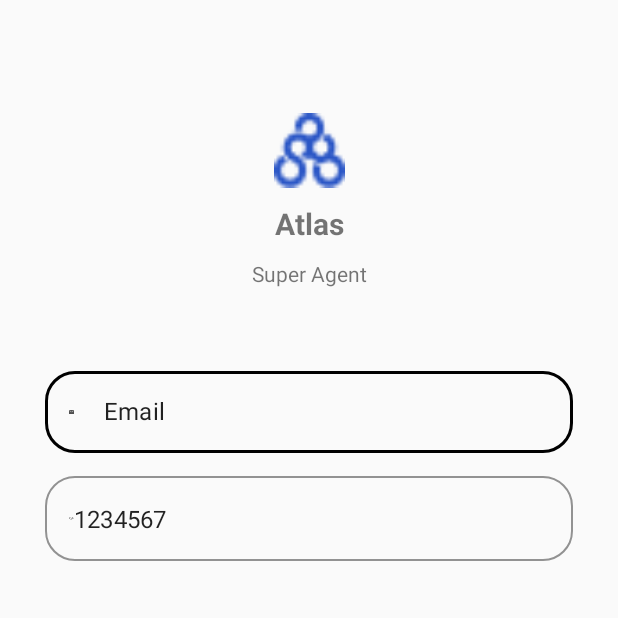
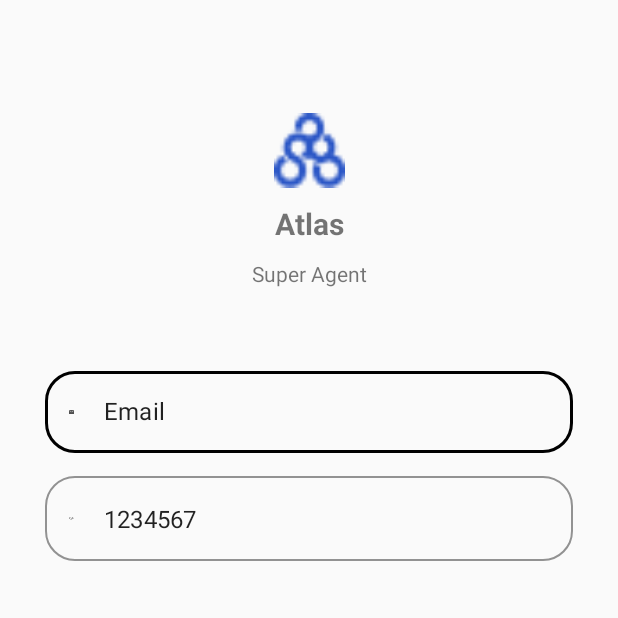
Before and after one commit to sobuur0/Super-Agent, an Android app: the LoginActivty screen opened directly, with no data from a screen before it, on a phone screen of 412 x 824 dp, the top half of it. Run offline under Robolectric (Android 15) with nearby library versions, the phone set to English and light mode, and no system bars.

Commit message:
login ui

```diff
--- a/app/src/main/res/layout/activity_login_activty.xml
+++ b/app/src/main/res/layout/activity_login_activty.xml
@@ -99,8 +99,8 @@
                 android:layout_width="match_parent"
                 android:layout_height="wrap_content"
                 android:drawableLeft="@drawable/set_password_icon"
-                android:text="1234567"
-                />
+                android:drawablePadding="20dp"
+                android:text="1234567" />
         </com.google.android.material.textfield.TextInputLayout>
 
     </androidx.constraintlayout.widget.ConstraintLayout>
```
